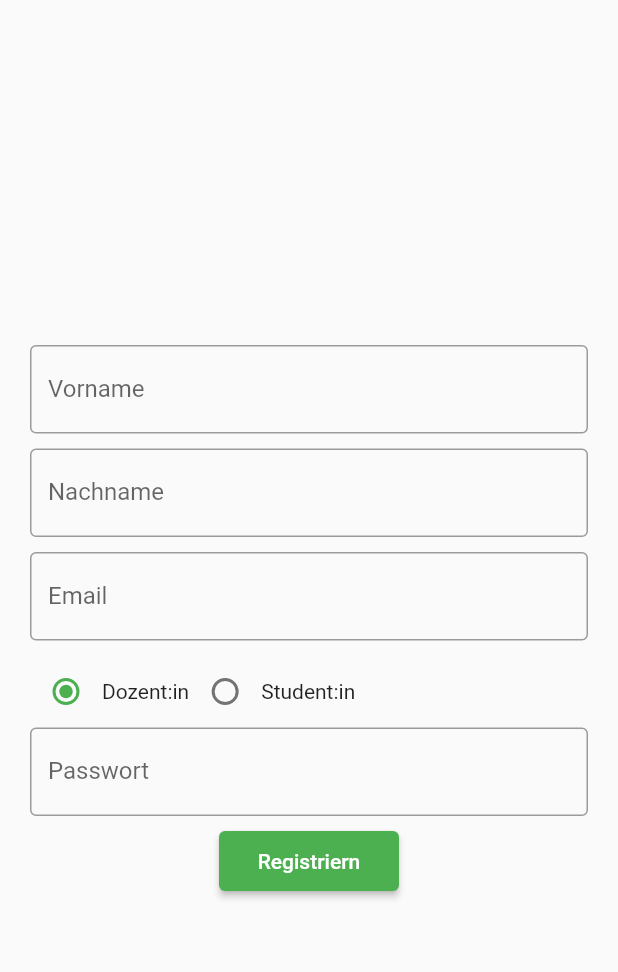
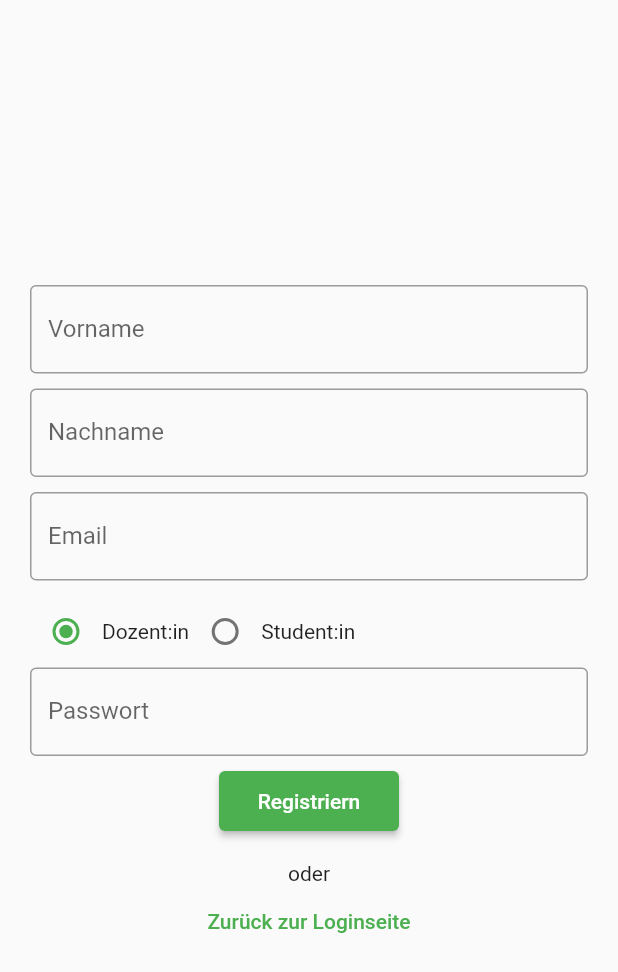
Before and after one commit to smartmyon/betreuer_app, a Flutter app: the SignupPage screen opened directly, on a phone screen of 412 x 824 dp. Shown: the top 972 px of the screen. Run offline on Flutter 3.47's test engine with Material 2 defaults, Android fonts, the phone set to English and light mode, and no system bars.

Commit message:
added navigation

```diff
--- a/lib/main.dart
+++ b/lib/main.dart
@@ -18,7 +18,7 @@ class MyApp extends StatelessWidget {
         theme: ThemeData(
           primarySwatch: Colors.green,
         ),
-        home: SignupPage(),
+        home: LoginPage(),
       ),
     );
   }
@@ -110,7 +110,10 @@ class LoginPage extends StatelessWidget {
             width: 120,
             child: TextButton(
                 onPressed: () {
-                  appState.gotosingupfunction();
+                  Navigator.push(
+                    context,
+                    MaterialPageRoute(builder: (context) => SignupPage()),
+                  );
                 },
                 child: Text("Registrieren")),
           ),
@@ -201,7 +204,28 @@ class SignupPage extends StatelessWidget {
                   width: 120,
                   height: 40,
                   child: ElevatedButton(
-                      onPressed: () {}, child: Text("Registriern")))
+                      onPressed: () {}, child: Text("Registriern"))),
+              SizedBox(
+                height: 20,
+              ),
+              SizedBox(
+                height: 20,
+                child: Text(
+                  "oder",
+                ),
+              ),
+              SizedBox(
+                height: 40,
+                width: 160,
+                child: TextButton(
+                    onPressed: () {
+                      Navigator.pop(context);
+                    },
+                    child: Text(
+                      "Zurück zur Loginseite",
+                      textAlign: TextAlign.center,
+                    )),
+              ),
             ])));
   }
 }
```
